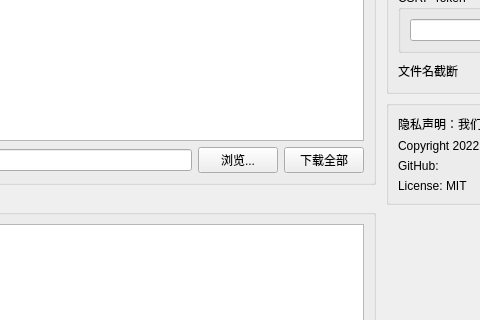
First picture: the form in kindle.ui, repository yihong0618/Kindle_download_helper, before the edit; both pictures show x 197 to 677 and y 466 to 786 of the 1190 by 872 pixel window.
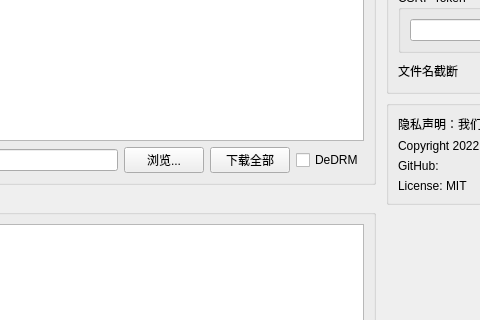
Second picture: the form after the edit. Icons and pictures are not drawn.

Commit message: Add DeDRM switch to GUI (#82)

Patch:
```diff
--- a/kindle.ui
+++ b/kindle.ui
@@ -116,6 +116,13 @@
             </property>
            </widget>
           </item>
+          <item>
+           <widget class="QCheckBox" name="dedrmCkb">
+            <property name="text">
+             <string>DeDRM</string>
+            </property>
+           </widget>
+          </item>
          </layout>
         </item>
        </layout>
```
Left out of the diff: 4 changed lines with no effect on the pictures. The commit also changes 3 other files.
